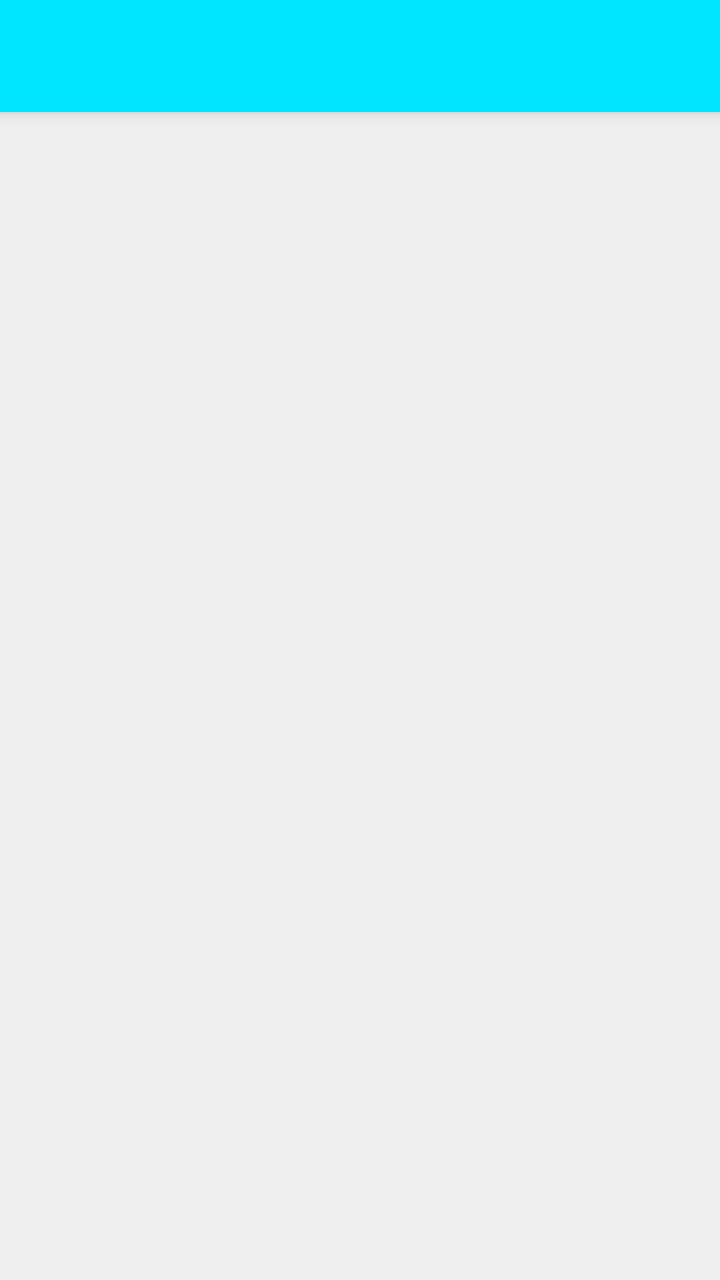
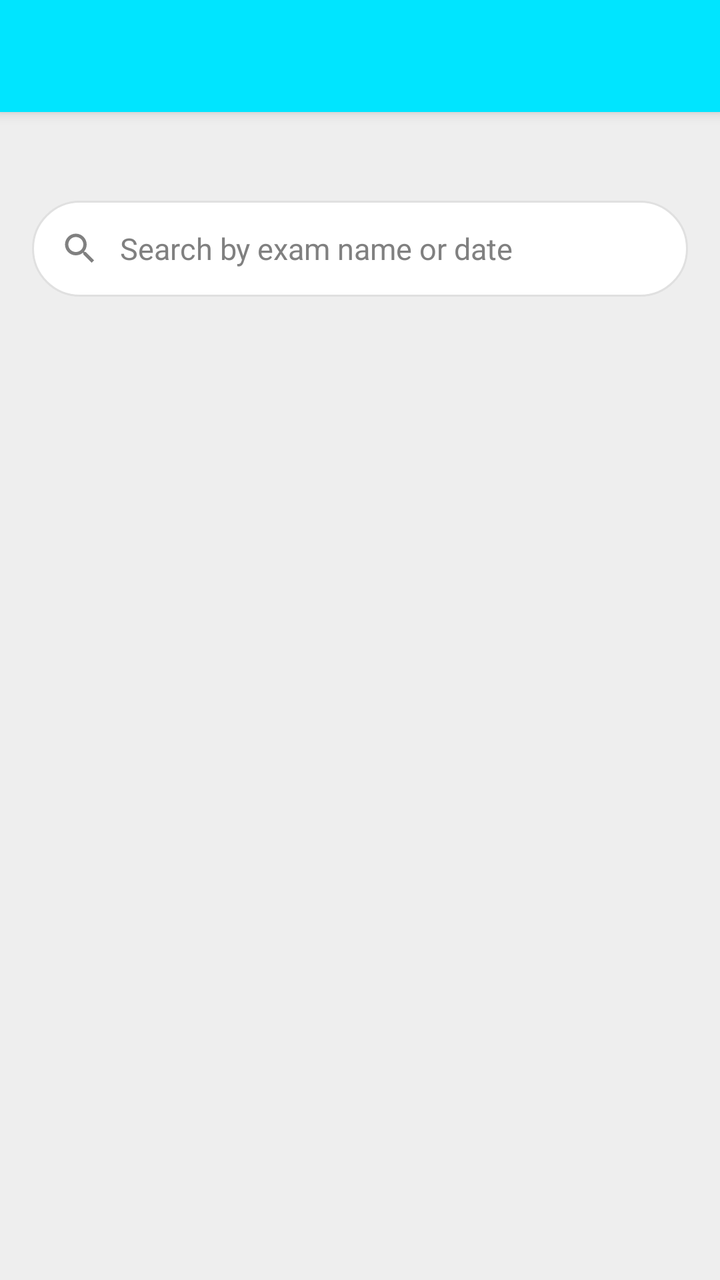

Compare the two renders of this Android layout. The source of the first and the diff that turns it into the second are given below.
<!-- AndroidManifest.xml: activity theme AppTheme.Dark -->
<!-- res/layout/activity_routine.xml -->
<?xml version="1.0" encoding="utf-8"?>
<androidx.coordinatorlayout.widget.CoordinatorLayout xmlns:android="http://schemas.android.com/apk/res/android"
    xmlns:app="http://schemas.android.com/apk/res-auto"
    android:layout_width="match_parent"
    android:layout_height="match_parent"
    android:fitsSystemWindows="true">

    <com.google.android.material.appbar.AppBarLayout
        android:layout_width="match_parent"
        android:layout_height="wrap_content"
        android:theme="@style/AppTheme.AppBarOverlay">

        <androidx.appcompat.widget.Toolbar
            android:id="@+id/toolbar"
            android:layout_width="match_parent"
            android:layout_height="?attr/actionBarSize"
            android:background="?attr/colorPrimary"
            app:popupTheme="@style/AppTheme.PopupOverlay" />

    </com.google.android.material.appbar.AppBarLayout>

    <LinearLayout
        android:layout_width="match_parent"
        android:layout_height="match_parent"
        android:orientation="vertical"
        app:layout_behavior="@string/appbar_scrolling_view_behavior">

        <TextView
            android:id="@+id/tvRoutineIntro"
            android:layout_width="match_parent"
            android:layout_height="wrap_content"
            android:layout_marginBottom="5dp"
            android:layout_marginTop="10dp"
            android:layout_marginLeft="@dimen/activity_horizontal_margin"
            android:layout_marginRight="@dimen/activity_horizontal_margin"
            android:layout_gravity="center_horizontal"
            android:textStyle="bold"
            android:textSize="@dimen/text_size_medium_ultra" />

        <include layout="@layout/layout_recycler_view_without_scrolling_behavior" />
    </LinearLayout>


</androidx.coordinatorlayout.widget.CoordinatorLayout>
<!-- res/layout/layout_recycler_view_without_scrolling_behavior.xml (included above) -->
<?xml version="1.0" encoding="utf-8"?>
<RelativeLayout
    xmlns:android="http://schemas.android.com/apk/res/android"
    android:layout_width="match_parent"
    android:layout_height="wrap_content"
    android:paddingBottom="@dimen/activity_vertical_margin"
    android:paddingLeft="@dimen/activity_horizontal_margin"
    android:paddingRight="@dimen/activity_horizontal_margin"
    android:paddingTop="@dimen/activity_vertical_margin">

    <androidx.recyclerview.widget.RecyclerView
        android:id="@+id/recycler_view"
        android:layout_width="match_parent"
        android:layout_height="wrap_content"
        android:layout_centerInParent="true"
        android:clipToPadding="false"
        android:scrollbars="vertical"/>


</RelativeLayout>
<!-- resources referenced by this layout -->
<resources>
  <dimen name="activity_horizontal_margin">16dp</dimen>
  <dimen name="activity_vertical_margin">16dp</dimen>
  <dimen name="text_size_medium_ultra">18sp</dimen>
  <style name="AppTheme.AppBarOverlay" parent="ThemeOverlay.AppCompat.Dark.ActionBar" />
  <style name="AppTheme.PopupOverlay" parent="ThemeOverlay.AppCompat.Light" />
  <color name="primary">#00e5ff</color>
  <color name="primary_dark">#0079b5</color>
  <color name="colorAccent">@color/accent</color>
  <color name="background">#EEEEEE</color>
  <color name="text_color_primary">#212121</color>
  <color name="text_color_secondary">#555555</color>
  <color name="secondary_dark">#4d2c91</color>
  <color name="secondary_light">#b085f5</color>
  <color name="gray">#808080</color>
  <color name="secondary">#7e57c2</color>
  <style name="AppTheme.Dialog.Custom" parent="Theme.AppCompat.Light.Dialog">
          <item name="colorPrimary">@color/primary</item>
          <item name="colorPrimaryDark">@color/primary_dark</item>
          <item name="colorAccent">@color/accent</item>
          <item name="android:textColorPrimary">@color/text_color_primary</item>
      </style>
  <style name="AppTheme.Dialog.Alert.Custom" parent="Theme.AppCompat.Light.Dialog.Alert">
          <item name="colorPrimary">@color/primary</item>
          <item name="colorPrimaryDark">@color/primary_dark</item>
          <item name="colorAccent">@color/accent</item>
          <item name="android:textColorPrimary">@color/text_color_primary</item>
      </style>
  <color name="accent">#FF4081</color>
  <!-- unchanged entries left out for length: 1 -->
</resources>

<!-- the commit's change to res/layout/activity_routine.xml (unified diff, before → after) -->
@@ -19,6 +19,7 @@
 
     </com.google.android.material.appbar.AppBarLayout>
 
+    
     <LinearLayout
         android:layout_width="match_parent"
         android:layout_height="match_parent"
@@ -29,37 +30,94 @@
             android:id="@+id/tvRoutineIntro"
             android:layout_width="match_parent"
             android:layout_height="wrap_content"
-            android:layout_marginBottom="5dp"
+            android:layout_gravity="center_horizontal"
+            android:layout_marginLeft="@dimen/activity_horizontal_margin"
             android:layout_marginTop="10dp"
-            android:layout_marginLeft="@dimen/activity_horizontal_margin"
             android:layout_marginRight="@dimen/activity_horizontal_margin"
-            android:layout_gravity="center_horizontal"
-            android:textStyle="bold"
-            android:textSize="@dimen/text_size_medium_ultra" />
+            android:textSize="@dimen/text_size_medium_ultra"
+            android:textStyle="bold" />
 
-        <include layout="@layout/layout_recycler_view_without_scrolling_behavior" />
+        <include layout="@layout/include_exam_search" />
+
+        <androidx.recyclerview.widget.RecyclerView
+            android:id="@+id/recycler_view"
+            android:layout_width="match_parent"
+            android:layout_height="0dp"
+            android:layout_weight="1"
+            android:clipToPadding="false"
+            android:paddingLeft="@dimen/activity_horizontal_margin"
+            android:paddingTop="10dp"
+            android:paddingRight="@dimen/activity_horizontal_margin"
+            android:paddingBottom="@dimen/activity_vertical_margin"
+            android:scrollbars="vertical" />
+    </LinearLayout>
+</androidx.coordinatorlayout.widget.CoordinatorLayout>
+<!-- res/layout/include_exam_search.xml (included above) -->
+<?xml version="1.0" encoding="utf-8"?>
+<LinearLayout xmlns:android="http://schemas.android.com/apk/res/android"
+    xmlns:app="http://schemas.android.com/apk/res-auto"
+    android:layout_width="match_parent"
+    android:layout_height="wrap_content"
+    android:focusable="true"
+    android:focusableInTouchMode="true"
+    android:orientation="vertical"
+    android:paddingLeft="@dimen/activity_horizontal_margin"
+    android:paddingTop="10dp"
+    android:paddingRight="@dimen/activity_horizontal_margin">
+
+    <LinearLayout
+        android:layout_width="match_parent"
+        android:layout_height="48dp"
+        android:background="@drawable/bg_search_box"
+        android:baselineAligned="false"
+        android:gravity="center_vertical"
+        android:orientation="horizontal"
+        android:paddingLeft="14dp"
+        android:paddingRight="4dp">
+
+        <androidx.appcompat.widget.AppCompatImageView
+            android:layout_width="20dp"
+            android:layout_height="20dp"
+            android:contentDescription="@null"
+            app:srcCompat="@drawable/ic_cc_search"
+            app:tint="@color/gray" />
+
+        <EditText
+            android:id="@+id/search_input"
+            android:layout_width="0dp"
+            android:layout_height="match_parent"
+            android:layout_weight="1"
+            android:background="@null"
+            android:hint="@string/hint_search_exams"
+            android:imeOptions="actionSearch"
+            android:importantForAutofill="no"
+            android:inputType="text"
+            android:maxLines="1"
+            android:paddingLeft="10dp"
+            android:paddingRight="6dp"
+            android:textColor="@color/text_color_primary"
+            android:textColorHint="@color/gray"
+            android:textSize="15sp" />
+
+        <androidx.appcompat.widget.AppCompatImageView
+            android:id="@+id/search_clear"
+            android:layout_width="40dp"
+            android:layout_height="40dp"
+            android:background="?attr/selectableItemBackgroundBorderless"
+            android:contentDescription="@string/lbl_search_clear"
+            android:padding="10dp"
+            android:visibility="gone"
+            app:srcCompat="@drawable/ic_cc_close"
+            app:tint="@color/gray" />
     </LinearLayout>
 
-
-</androidx.coordinatorlayout.widget.CoordinatorLayout>
-<!-- res/layout/layout_recycler_view_without_scrolling_behavior.xml (included above) -->
-<?xml version="1.0" encoding="utf-8"?>
-<RelativeLayout
-    xmlns:android="http://schemas.android.com/apk/res/android"
-    android:layout_width="match_parent"
-    android:layout_height="wrap_content"
-    android:paddingBottom="@dimen/activity_vertical_margin"
-    android:paddingLeft="@dimen/activity_horizontal_margin"
-    android:paddingRight="@dimen/activity_horizontal_margin"
-    android:paddingTop="@dimen/activity_vertical_margin">
-
-    <androidx.recyclerview.widget.RecyclerView
-        android:id="@+id/recycler_view"
+    <TextView
+        android:id="@+id/search_status"
         android:layout_width="match_parent"
         android:layout_height="wrap_content"
-        android:layout_centerInParent="true"
-        android:clipToPadding="false"
-        android:scrollbars="vertical"/>
-
-
-</RelativeLayout>
+        android:paddingLeft="6dp"
+        android:paddingTop="6dp"
+        android:textColor="@color/text_color_secondary"
+        android:textSize="13sp"
+        android:visibility="gone" />
+</LinearLayout>
<!-- resource entries referenced after the edit -->
@@ -3,8 +3,41 @@
   <dimen name="activity_horizontal_margin">16dp</dimen>
   <dimen name="activity_vertical_margin">16dp</dimen>
   <dimen name="text_size_medium_ultra">18sp</dimen>
+  <!-- drawable bg_search_box (drawable) -->
+  <?xml version="1.0" encoding="utf-8"?>
+  <shape xmlns:android="http://schemas.android.com/apk/res/android" android:shape="rectangle">
+      <solid android:color="@color/white" />
+      <corners android:radius="24dp" />
+      <stroke android:width="1dp" android:color="@color/gray_light" />
+  </shape>
+  <!-- drawable ic_cc_close (drawable) -->
+  <?xml version="1.0" encoding="utf-8"?>
+  <vector xmlns:android="http://schemas.android.com/apk/res/android"
+      android:width="24dp"
+      android:height="24dp"
+      android:viewportWidth="24"
+      android:viewportHeight="24">
+      <path
+          android:fillColor="#FF000000"
+          android:pathData="M19,6.41L17.59,5 12,10.59 6.41,5 5,6.41 10.59,12 5,17.59 6.41,19 12,13.41 17.59,19 19,17.59 13.41,12z" />
+  </vector>
+  <!-- drawable ic_cc_search (drawable) -->
+  <?xml version="1.0" encoding="utf-8"?>
+  <vector xmlns:android="http://schemas.android.com/apk/res/android"
+      android:width="24dp"
+      android:height="24dp"
+      android:viewportWidth="24"
+      android:viewportHeight="24">
+      <path
+          android:fillColor="#FF000000"
+          android:pathData="M15.5,14h-0.79l-0.28,-0.27C15.41,12.59 16,11.11 16,9.5 16,5.91 13.09,3 9.5,3S3,5.91 3,9.5 5.91,16 9.5,16c1.61,0 3.09,-0.59 4.23,-1.57l0.27,0.28v0.79l5,4.99L20.49,19l-4.99,-5zM9.5,14C7.01,14 5,11.99 5,9.5S7.01,5 9.5,5 14,7.01 14,9.5 11.99,14 9.5,14z" />
+  </vector>
+  <string name="hint_search_exams">Search by exam name or date</string>
+  <string name="lbl_search_clear">Clear search</string>
   <style name="AppTheme.AppBarOverlay" parent="ThemeOverlay.AppCompat.Dark.ActionBar" />
   <style name="AppTheme.PopupOverlay" parent="ThemeOverlay.AppCompat.Light" />
+  <color name="white">#ffffff</color>
+  <color name="gray_light">#e0e0e0</color>
   <color name="primary">#00e5ff</color>
   <color name="primary_dark">#0079b5</color>
   <color name="colorAccent">@color/accent</color>
